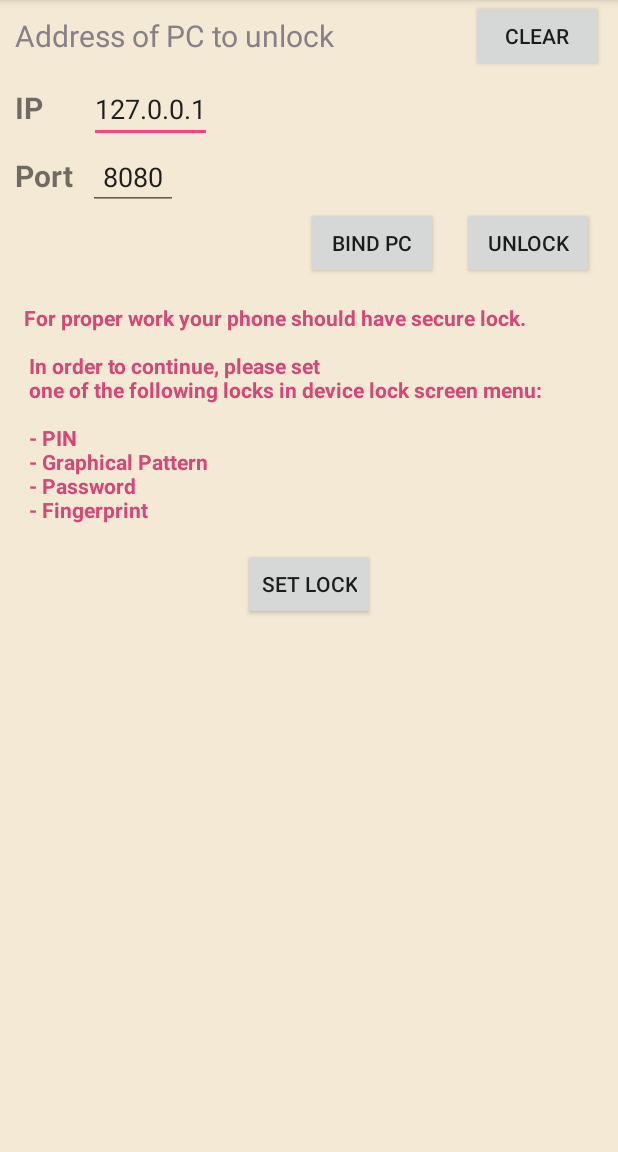
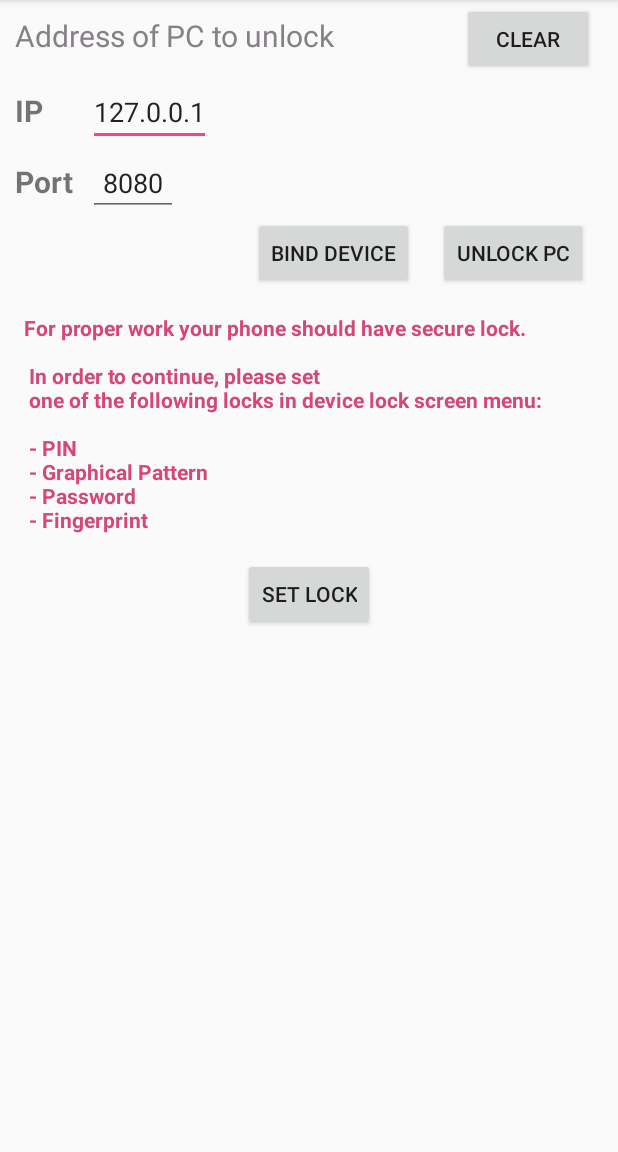
Before and after one commit to peanutwolf/LogonTouchAndroid, an Android app: the screen it shows after launch (MainActivity), on a phone screen of 412 x 824 dp, the part 84-1236 px from its top. Run offline under Robolectric (Android 15) with nearby library versions, the phone set to English and light mode, and no system bars; our stand-ins replace Dagger/Hilt's generated code, RxJava; libraries missing offline, so code that uses them is left out: com.dlazaro66.qrcodereaderview; pictures from the network do not load; 5 statements that could not run were skipped.

Commit message:
[*] fixed progress_view overlay for unlock function

```diff
--- a/app/src/main/java/com/ingenico/logontouch/dict/StatusState.kt
+++ b/app/src/main/java/com/ingenico/logontouch/dict/StatusState.kt
@@ -11,8 +11,8 @@ enum class StatusState(val state: String) {
     DEVICE_BIND("Device bound to PC\n" +
             "Now you can unlock your PC remotely"),
     DEVICE_NOT_BIND("Device isn't bound to PC.\n" +
-            "Please install LogonTouch PC software\n" +
-            "and follow instructions "),
+            "Please launch LogonTouch on PC \n" +
+            "and click 'BIND DEVICE' button"),
 
     KEYGUARD_UNSECURED(""),
 
--- a/app/src/main/java/com/ingenico/logontouch/fragments/BindHostDialogFragment.kt
+++ b/app/src/main/java/com/ingenico/logontouch/fragments/BindHostDialogFragment.kt
@@ -10,6 +10,7 @@ import android.util.Log
 import android.view.LayoutInflater
 import android.view.View
 import android.view.ViewGroup
+import android.view.Window
 import com.dlazaro66.qrcodereaderview.QRCodeReaderView
 import com.google.gson.Gson
 import com.ingenico.logontouch.LogonTouchApp
@@ -70,7 +71,9 @@ class BindHostDialogFragment : DialogFragment() {
     }
 
     override fun onCreateView(inflater: LayoutInflater, container: ViewGroup?, savedInstanceState: Bundle?): View =
-            inflater.inflate(R.layout.fragment_host_status, container, false)
+         inflater.inflate(R.layout.fragment_host_status, container, false).also {
+            dialog.window.requestFeature(Window.FEATURE_NO_TITLE)
+        }
 
     override fun onViewCreated(view: View?, savedInstanceState: Bundle?) {
         statusQRDecoder.setQRDecodingEnabled(false)
--- a/app/src/main/java/com/ingenico/logontouch/fragments/MainHeaderFragment.kt
+++ b/app/src/main/java/com/ingenico/logontouch/fragments/MainHeaderFragment.kt
@@ -271,8 +271,8 @@ class MainHeaderFragment: Fragment(){
 
     private fun completeKeysRequest(){
         mCertificateRequestDisposable?.dispose()
+        mMainActivity?.mCurrentIdleStatusState = StatusState.DEVICE_BIND
         mMainActivity?.dismissBindHostDialog()
-        mMainActivity?.mCurrentIdleStatusState = StatusState.DEVICE_BIND
         setViewAndChildrenEnabled(view, true)
     }
 
@@ -285,7 +285,7 @@ class MainHeaderFragment: Fragment(){
             is DeviceNotBindException       ->  StatusState.DEVICE_NOT_BIND
             else                            ->  {
                 ex.printStackTrace()
-                StatusState.DEVICE_BIND
+                StatusState.HOST_UNREACHABLE
             }
         }
     }
--- a/app/src/main/res/layout/activity_main.xml
+++ b/app/src/main/res/layout/activity_main.xml
@@ -2,8 +2,6 @@
 <RelativeLayout xmlns:android="http://schemas.android.com/apk/res/android"
     android:orientation="vertical" android:layout_width="match_parent"
     android:layout_height="match_parent">
-
-    <include layout="@layout/include_progress_overlay"/>
 
     <fragment
         android:name="com.ingenico.logontouch.fragments.MainHeaderFragment"
@@ -17,5 +15,6 @@
         android:layout_width="match_parent"
         android:layout_height="match_parent"/>
 
+    <include layout="@layout/include_progress_overlay"/>
 
 </RelativeLayout>
--- a/app/src/main/res/layout/fragment_host_status.xml
+++ b/app/src/main/res/layout/fragment_host_status.xml
@@ -2,7 +2,7 @@
 <RelativeLayout xmlns:android="http://schemas.android.com/apk/res/android"
     android:orientation="vertical"
     android:layout_width="match_parent"
-    android:layout_height="match_parent">
+    android:layout_height="wrap_content">
 
     <TextView
         android:id="@+id/statusText"
@@ -10,6 +10,8 @@
         android:layout_height="wrap_content"
         android:textAlignment="center"
         android:layout_alignParentTop="true"
+        android:textSize="@dimen/header_title_size"
+        android:padding="@dimen/header_title_margin"
         android:text="@string/status_wait"/>
 
     <ProgressBar
@@ -19,20 +21,22 @@
         android:layout_below="@id/statusText"
         android:layout_centerHorizontal="true"
         />
-    <Button
-        android:id="@+id/statusCancelBtn"
-        android:layout_width="wrap_content"
-        android:layout_height="wrap_content"
-        android:layout_below="@id/statusText"
-        android:layout_alignParentEnd="true"
-        android:text="Cancel"/>
 
     <com.dlazaro66.qrcodereaderview.QRCodeReaderView
         android:id="@+id/statusQRDecoder"
         android:layout_width="match_parent"
         android:layout_height="match_parent"
-        android:layout_below="@id/statusCancelBtn"
+        android:layout_below="@id/statusText"
         android:visibility="gone"
         />
 
+    <Button
+        android:id="@+id/statusCancelBtn"
+        android:layout_width="wrap_content"
+        android:layout_height="wrap_content"
+        android:layout_alignParentEnd="true"
+        android:layout_below="@id/statusProgressBar"
+        android:background="@android:color/transparent"
+        android:textColor="@color/colorPurpleBnt"
+        android:text="Cancel" />
 </RelativeLayout>
--- a/app/src/main/res/layout/fragment_idle_status.xml
+++ b/app/src/main/res/layout/fragment_idle_status.xml
@@ -1,16 +1,15 @@
 <?xml version="1.0" encoding="utf-8"?>
 <LinearLayout xmlns:android="http://schemas.android.com/apk/res/android"
     android:orientation="vertical" android:layout_width="match_parent"
-    android:layout_height="match_parent"
-    android:background="@color/colorYellowLight">
+    android:layout_height="match_parent">
 
     <TextView
         android:layout_width="wrap_content"
         android:layout_height="wrap_content"
         android:layout_gravity="center"
         android:textSize="@dimen/header_title_size"
+        android:padding="@dimen/header_title_margin"
         android:textColor="@color/colorStatusHeader"
-        android:padding="@dimen/header_title_margin"
         android:text = "Current status hint"/>
 
 
--- a/app/src/main/res/layout/fragment_main_body.xml
+++ b/app/src/main/res/layout/fragment_main_body.xml
@@ -1,8 +1,7 @@
 <?xml version="1.0" encoding="utf-8"?>
 <LinearLayout xmlns:android="http://schemas.android.com/apk/res/android"
     android:orientation="vertical" android:layout_width="match_parent"
-    android:layout_height="match_parent"
-    android:background="@color/colorYellowLight">
+    android:layout_height="match_parent">
 
     <TextView
         android:id="@+id/bodyMessageTxt"
--- a/app/src/main/res/layout/fragment_main_header.xml
+++ b/app/src/main/res/layout/fragment_main_header.xml
@@ -3,109 +3,93 @@
     xmlns:android="http://schemas.android.com/apk/res/android"
     android:orientation="vertical"
     android:layout_width="match_parent"
-    android:layout_height="match_parent"
-    android:background="@color/colorYellowLight">
+    android:layout_height="match_parent">
 
-    <LinearLayout
-        android:id="@+id/hostAddrLayout"
-        android:orientation="vertical"
-        android:layout_width = "match_parent"
-        android:layout_height = "wrap_content">
-
-        <RelativeLayout
-            android:layout_width="match_parent"
-            android:layout_height="wrap_content"
-            android:orientation="horizontal">
     <TextView
+        android:id="@+id/headerTitle"
         android:layout_width="wrap_content"
         android:layout_height="wrap_content"
+        android:layout_alignParentStart="true"
+        android:layout_alignParentTop="true"
+        android:padding="@dimen/header_title_margin"
         android:text="Address of PC to unlock"
-                android:textSize="@dimen/header_title_size"
         android:textColor="@color/colorGrayLight"
-                android:padding="@dimen/header_title_margin"
-                android:id="@+id/headerTitle" />
+        android:textSize="@dimen/header_title_size" />
 
     <Button
         android:id="@+id/clearHostBtn"
         android:layout_width="wrap_content"
         android:layout_height="wrap_content"
-                android:layout_marginEnd="10dp"
+        android:layout_alignBaseline="@id/headerTitle"
         android:layout_alignParentEnd="true"
-                android:layout_gravity="end"
+        android:layout_marginEnd="@dimen/activity_vertical_margin"
         android:text="Clear" />
 
-        </RelativeLayout>
 
-        <LinearLayout
+    <TextView
+        android:id="@+id/ipLabel"
         android:layout_width="wrap_content"
         android:layout_height="wrap_content"
-            android:orientation="horizontal">
-
-            <TextView
-                android:layout_width="59dp"
-                android:layout_height="match_parent"
+        android:layout_alignParentStart="true"
+        android:layout_below="@+id/clearHostBtn"
         android:padding="@dimen/header_title_margin"
         android:text="IP"
         android:textSize="20sp"
         android:textStyle="bold" />
 
+
+    <TextView
+        android:id="@+id/portLabel"
+        android:layout_width="wrap_content"
+        android:layout_height="wrap_content"
+        android:layout_alignParentStart="true"
+        android:layout_below="@id/ipLabel"
+        android:padding="@dimen/header_title_margin"
+        android:text="Port"
+        android:textSize="20sp"
+        android:textStyle="bold" />
+
+
     <com.ingenico.logontouch.tools.IPAddressText
         android:id="@+id/hostIpEdit"
         android:layout_width="wrap_content"
         android:layout_height="wrap_content"
-
+        android:layout_alignBaseline="@id/ipLabel"
+        android:layout_toEndOf="@id/portLabel"
         android:digits="1234567890."
         android:text="127.0.01" />
-        </LinearLayout>
-
-
-        <LinearLayout
-            android:layout_width="wrap_content"
-            android:layout_height="wrap_content"
-            android:orientation="horizontal">
-            <TextView
-                android:layout_width="match_parent"
-                android:layout_height="match_parent"
-                android:textSize="20sp"
-                android:textStyle="bold"
-                android:text="Port"
-                android:padding="@dimen/header_title_margin"
-                />
-
 
     <EditText
         android:id="@+id/hostPortEdit"
         android:layout_width="wrap_content"
         android:layout_height="wrap_content"
+        android:layout_alignBaseline="@+id/portLabel"
+        android:layout_toEndOf="@+id/portLabel"
+        android:digits="1234567890"
+        android:inputType="number"
         android:maxLength="5"
-                android:inputType="number"
-                android:digits="1234567890"
         android:padding="@dimen/header_title_margin"
-
-                android:text="8080"
-                />
-        </LinearLayout>
-
-    </LinearLayout>
+        android:text="8080" />
 
     <Button
         android:id="@+id/unlockHostBtn"
         android:layout_width="wrap_content"
         android:layout_height="wrap_content"
-        android:layout_below="@id/hostAddrLayout"
         android:layout_alignParentEnd="true"
-        android:layout_marginStart="@dimen/activity_vertical_margin"
-        android:layout_marginEnd="@dimen/activity_vertical_margin"
-        android:text="Unlock"
-        />
+        android:layout_below="@id/portLabel"
+        android:layout_marginEnd="20dp"
+        android:text="Unlock PC" />
 
     <Button
         android:id="@+id/requestHostCertBtn"
         android:layout_width="wrap_content"
         android:layout_height="wrap_content"
-        android:layout_below="@id/hostAddrLayout"
+        android:layout_alignBaseline="@id/unlockHostBtn"
+        android:layout_toStartOf="@id/unlockHostBtn"
+        android:layout_marginEnd="@dimen/activity_vertical_margin"
+        android:text="Bind Device" />
 
-        android:layout_toStartOf="@id/unlockHostBtn"
-        android:text="Bind PC" />
+
+
 
 </RelativeLayout>
--- a/app/src/main/res/values/colors.xml
+++ b/app/src/main/res/values/colors.xml
@@ -8,4 +8,5 @@
     <color name="colorStatus">#4e3867</color>
     <color name="colorYellowLight">#f4e9d4</color>
     <color name="colorGrayLight">#868187</color>
+    <color name="colorPurpleBnt">#6a1b9a</color>
 </resources>
--- a/app/src/main/res/values/strings.xml
+++ b/app/src/main/res/values/strings.xml
@@ -32,7 +32,8 @@
     <string name="decrypt_result">Decrypted Text</string>
 
 
-    <string name="status_wait">Wait while checking host availability</string>
+    <string name="status_wait">Please wait…\n
+                                LogonTouch tries connect to PC</string>
     <string name="status_decodeqr">Please point camera on QR code generated on computer</string>
     <string name="secure_lock_warn">
         For proper work your phone should have secure lock.\n\n
```
Lines whose indentation alone changed are shown as unchanged.
